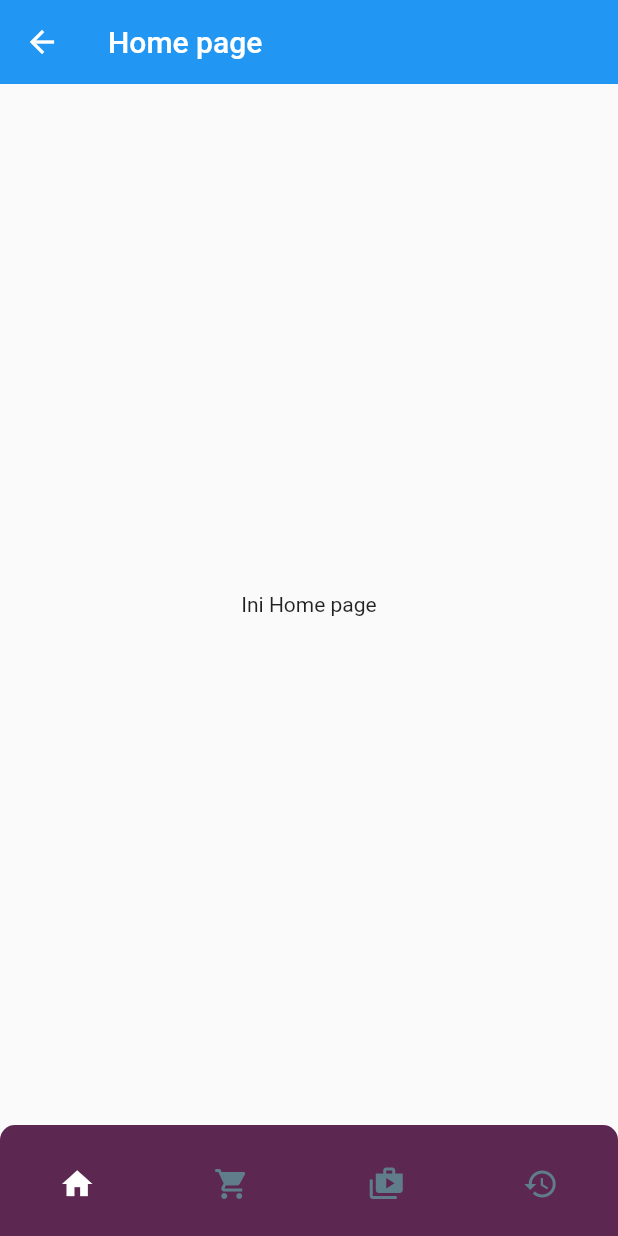
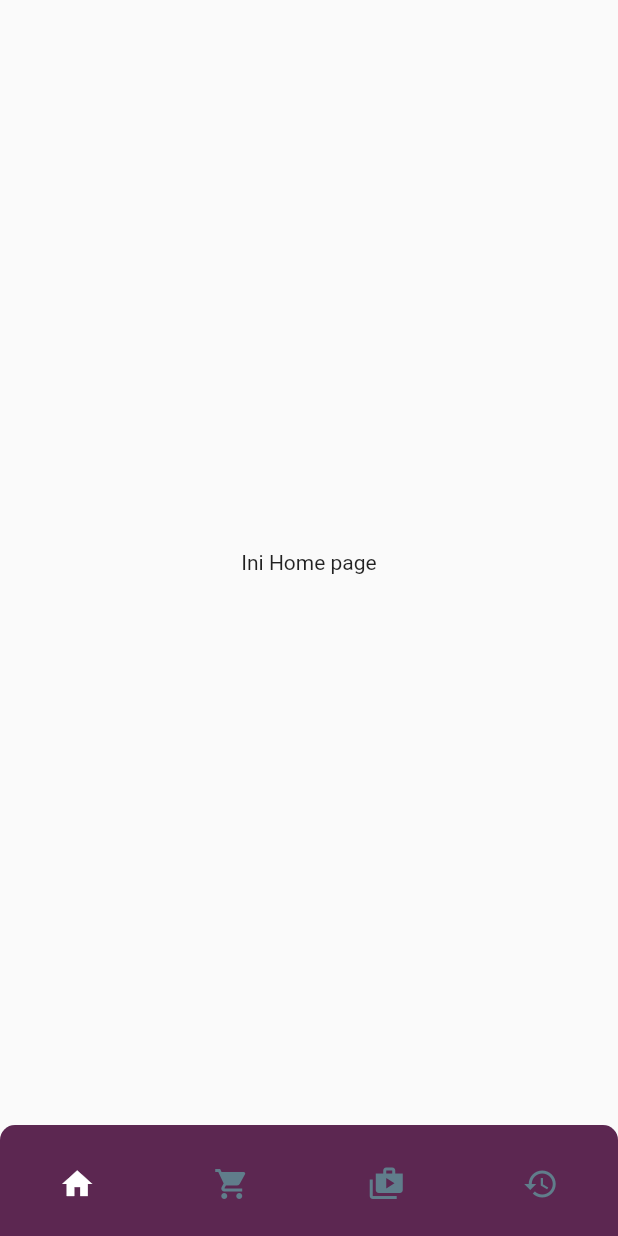
Before and after one commit to ahlanz/rekognisi_app, a Flutter app: the screen it shows after launch, on a phone screen of 412 x 824 dp. Run offline on Flutter 3.47's test engine with Material 2 defaults, Android fonts, the phone set to English and light mode, and no system bars; our stand-ins replace google_fonts.

Commit message:
set up home

```diff
--- a/lib/page/home/home_page.dart
+++ b/lib/page/home/home_page.dart
@@ -1,21 +1,13 @@
 import 'package:flutter/material.dart';
-
 
 class HomePage extends StatelessWidget {
   const HomePage({super.key});
 
   @override
   Widget build(BuildContext context) {
-
-    PreferredSizeWidget header(){
-      return AppBar(
-        elevation: 0,
-        title: const Text('Home page'),
-      );
-    }
     return Scaffold(
-      appBar: header(),
-      body: Center(child: Text('Ini Home page'),)
-    );
+        body: Center(
+      child: Text('Ini Home page'),
+    ));
   }
 }
```
